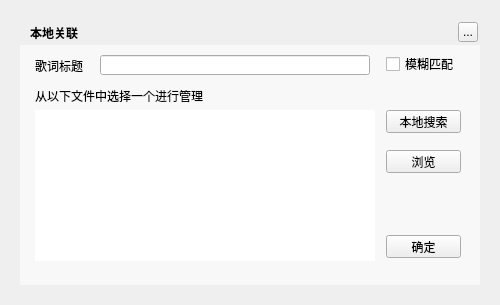
First picture: the form in TTKCore/musicUi/musicLrcmanager/musiclrclocallinkwidget.ui, repository Greedysky/TTKMusicPlayer, before the edit.
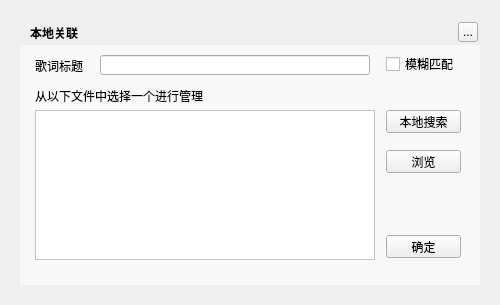
Second picture: the form after the edit. Custom widgets are drawn as their Qt base class.

Commit message: #21 prefer more function in local link widget[921445]

Diff of the .ui file:
```diff
--- a/TTKCore/musicUi/musicLrcmanager/musiclrclocallinkwidget.ui
+++ b/TTKCore/musicUi/musicLrcmanager/musiclrclocallinkwidget.ui
@@ -91,13 +91,13 @@
     </rect>
    </property>
   </widget>
-  <widget class="QWidget" name="widget" native="true">
+  <widget class="MusicLrcLocalLinkTableWidget" name="searchedTable">
    <property name="geometry">
     <rect>
      <x>35</x>
      <y>110</y>
      <width>340</width>
-     <height>151</height>
+     <height>150</height>
     </rect>
    </property>
    <property name="styleSheet">
@@ -113,6 +113,9 @@
      <height>23</height>
     </rect>
    </property>
+   <property name="cursor">
+    <cursorShape>PointingHandCursor</cursorShape>
+   </property>
    <property name="text">
     <string>本地搜索</string>
    </property>
@@ -126,6 +129,9 @@
      <height>23</height>
     </rect>
    </property>
+   <property name="cursor">
+    <cursorShape>PointingHandCursor</cursorShape>
+   </property>
    <property name="text">
     <string>浏览</string>
    </property>
@@ -139,6 +145,9 @@
      <height>23</height>
     </rect>
    </property>
+   <property name="cursor">
+    <cursorShape>PointingHandCursor</cursorShape>
+   </property>
    <property name="text">
     <string>确定</string>
    </property>
@@ -169,19 +178,40 @@
     <string>从以下文件中选择一个进行管理</string>
    </property>
   </widget>
+  <widget class="QLabel" name="functionBottomLabel">
+   <property name="geometry">
+    <rect>
+     <x>35</x>
+     <y>110</y>
+     <width>340</width>
+     <height>150</height>
+    </rect>
+   </property>
+   <property name="styleSheet">
+    <string notr="true">background:rgb(255,255,255)</string>
+   </property>
+  </widget>
   <zorder>background</zorder>
   <zorder>backgroundMask</zorder>
   <zorder>topTitleName</zorder>
   <zorder>topTitleCloseButton</zorder>
   <zorder>label</zorder>
   <zorder>titleEdit</zorder>
-  <zorder>widget</zorder>
   <zorder>localSearchButton</zorder>
   <zorder>previewButton</zorder>
   <zorder>commitButton</zorder>
   <zorder>fuzzyButton</zorder>
   <zorder>label_2</zorder>
+  <zorder>functionBottomLabel</zorder>
+  <zorder>searchedTable</zorder>
  </widget>
+ <customwidgets>
+  <customwidget>
+   <class>MusicLrcLocalLinkTableWidget</class>
+   <extends>QTableWidget</extends>
+   <header>musiclrclocallinkwidget.h</header>
+  </customwidget>
+ </customwidgets>
  <resources/>
  <connections/>
 </ui>
```
The commit also changes 3 other files.
